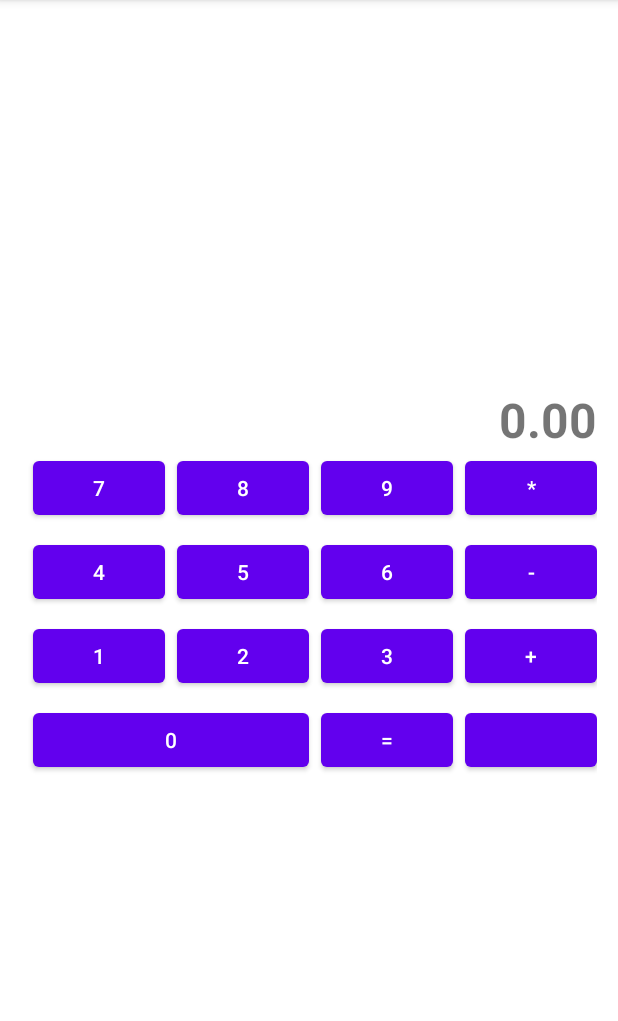
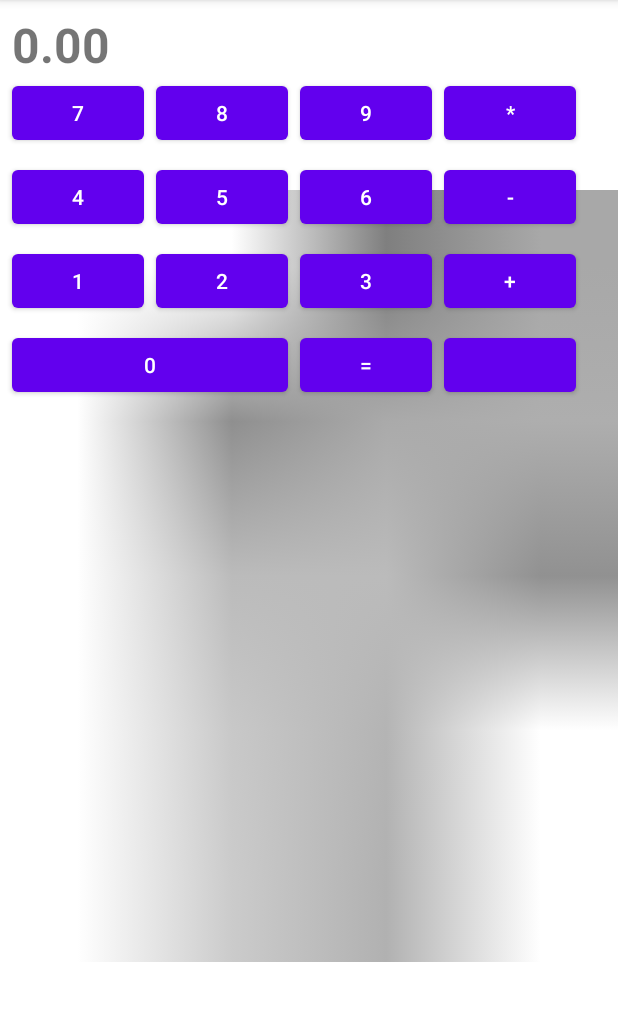
Before and after one commit to andreysc1976/hw2_2, an Android app: the screen it shows after launch (MainActivity), on a phone screen of 412 x 824 dp, the part 84-1105 px from its top. Run offline under Robolectric (Android 15) with nearby library versions, the light colour scheme and no system bars.

Commit message:
все переделано) и добавленна картинка

```diff
--- a/app/src/main/java/com/andreysc/hw2_2/MainActivity.java
+++ b/app/src/main/java/com/andreysc/hw2_2/MainActivity.java
@@ -9,6 +9,6 @@ public class MainActivity extends AppCompatActivity {
     @Override
     protected void onCreate(Bundle savedInstanceState) {
         super.onCreate(savedInstanceState);
-        setContentView(R.layout.activity_main);
+        setContentView(R.layout.calc2_layout);
     }
 }
--- a/app/src/main/res/layout/activity_main.xml
+++ /dev/null
@@ -1,10 +0,0 @@
-<?xml version="1.0" encoding="utf-8"?>
-<LinearLayout xmlns:android="http://schemas.android.com/apk/res/android"
-    xmlns:app="http://schemas.android.com/apk/res-auto"
-    xmlns:tools="http://schemas.android.com/tools"
-    android:layout_width="match_parent"
-    android:layout_height="match_parent"
-    android:gravity="center"
-    tools:context=".MainActivity">
-    <include layout="@layout/calc_layout"/>
-</LinearLayout>
--- a/app/src/main/res/layout/calc_layout.xml
+++ b/app/src/main/res/layout/calc2_layout.xml
@@ -3,8 +3,19 @@
     xmlns:app="http://schemas.android.com/apk/res-auto"
     xmlns:tools="http://schemas.android.com/tools"
     android:id="@+id/calcText"
-    android:layout_width="wrap_content"
-    android:layout_height="wrap_content">
+    android:layout_width="match_parent"
+    android:layout_height="match_parent">
+
+    <ImageView
+        android:id="@+id/imageView2"
+        android:layout_width="0dp"
+        android:layout_height="0dp"
+        android:scaleType="fitCenter"
+        app:layout_constraintBottom_toBottomOf="parent"
+        app:layout_constraintEnd_toEndOf="parent"
+        app:layout_constraintStart_toStartOf="parent"
+        app:layout_constraintTop_toTopOf="parent"
+        app:srcCompat="@mipmap/thethinker" />
 
     <Button
         android:id="@+id/buttonNumber7"
@@ -150,11 +161,11 @@
         android:layout_height="wrap_content"
         android:layout_marginStart="8dp"
         android:layout_marginTop="8dp"
-        android:gravity="right"
         android:text="0.00"
         android:textSize="32dp"
         android:textStyle="bold"
         app:layout_constraintEnd_toEndOf="@+id/buttonActionMultiple"
         app:layout_constraintStart_toStartOf="parent"
         app:layout_constraintTop_toTopOf="parent" />
+
 </androidx.constraintlayout.widget.ConstraintLayout>
```
Also changed, not shown: app/src/main/res/mipmap-anydpi-v26/thethinker.png (added).
